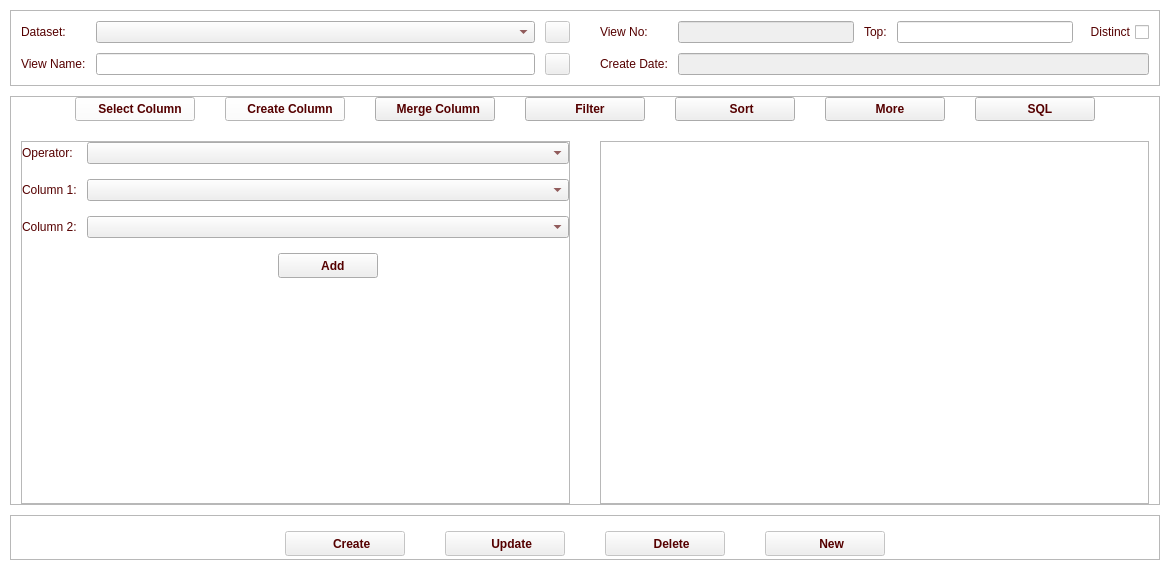
thuongtm/CreateView, file frmCreateView.ui: the form before one commit.
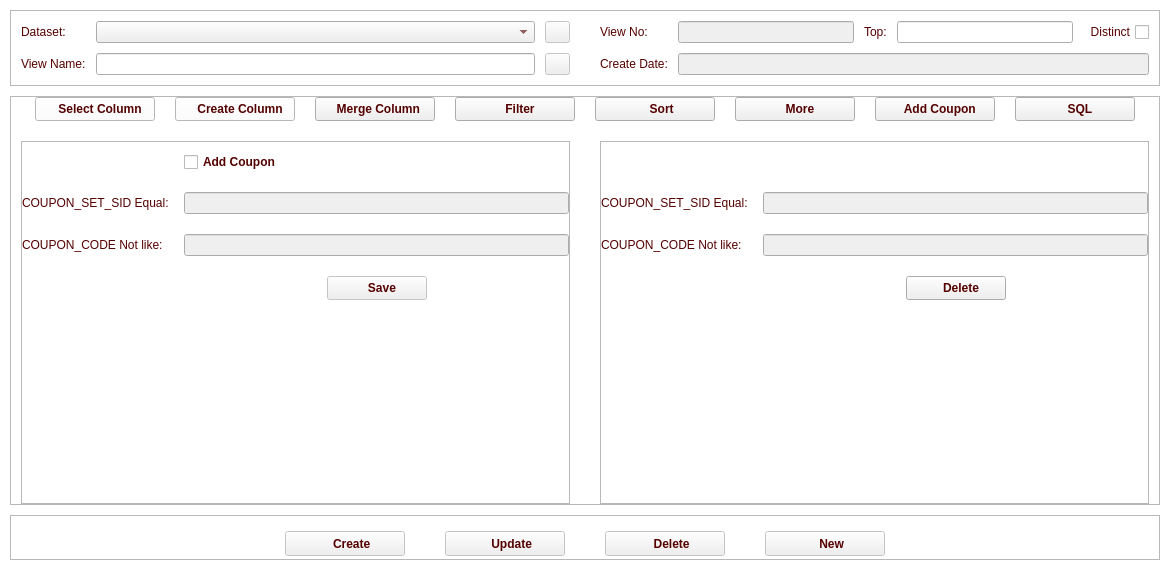
The form after the commit. Icons and pictures are not drawn.

What changed in the file:
```diff
--- a/frmCreateView.ui
+++ b/frmCreateView.ui
@@ -737,7 +737,7 @@
       <item>
        <layout class="QHBoxLayout" name="horizontalLayout_3">
         <property name="spacing">
-         <number>30</number>
+         <number>20</number>
         </property>
         <item>
          <spacer name="horizontalSpacer_14">
@@ -1912,6 +1912,40 @@
           </property>
          </widget>
         </item>
+        <item>
+         <widget class="QPushButton" name="btnTabAddCoupon">
+          <property name="minimumSize">
+           <size>
+            <width>120</width>
+            <height>24</height>
+           </size>
+          </property>
+          <property name="maximumSize">
+           <size>
+            <width>120</width>
+            <height>24</height>
+           </size>
+          </property>
+          <property name="font">
+           <font>
+            <bold>true</bold>
+           </font>
+          </property>
+          <property name="text">
+           <string>   Add Coupon</string>
+          </property>
+          <property name="icon">
+           <iconset resource="images.qrc">
+            <normaloff>:/images/images/coupon.png</normaloff>:/images/images/coupon.png</iconset>
+          </property>
+          <property name="iconSize">
+           <size>
+            <width>18</width>
+            <height>18</height>
+           </size>
+          </property>
+         </widget>
+        </item>
         <item>
          <widget class="QPushButton" name="btnTabSql">
           <property name="minimumSize">
@@ -2439,7 +2473,7 @@
          </palette>
         </property>
         <property name="currentIndex">
-         <number>2</number>
+         <number>6</number>
         </property>
         <widget class="QWidget" name="SelectColumnPage">
          <layout class="QHBoxLayout" name="horizontalLayout_8">
@@ -4112,6 +4146,334 @@
           </item>
          </layout>
         </widget>
+        <widget class="QWidget" name="addCoupon">
+         <layout class="QHBoxLayout" name="horizontalLayout_26">
+          <property name="spacing">
+           <number>30</number>
+          </property>
+          <property name="leftMargin">
+           <number>0</number>
+          </property>
+          <property name="topMargin">
+           <number>0</number>
+          </property>
+          <property name="rightMargin">
+           <number>0</number>
+          </property>
+          <property name="bottomMargin">
+           <number>0</number>
+          </property>
+          <item>
+           <widget class="QFrame" name="frame_7">
+            <property name="frameShape">
+             <enum>QFrame::StyledPanel</enum>
+            </property>
+            <property name="frameShadow">
+             <enum>QFrame::Raised</enum>
+            </property>
+            <layout class="QFormLayout" name="formLayout_9">
+             <property name="horizontalSpacing">
+              <number>15</number>
+             </property>
+             <property name="verticalSpacing">
+              <number>20</number>
+             </property>
+             <property name="leftMargin">
+              <number>0</number>
+             </property>
+             <property name="topMargin">
+              <number>10</number>
+             </property>
+             <property name="rightMargin">
+              <number>0</number>
+             </property>
+             <property name="bottomMargin">
+              <number>0</number>
+             </property>
+             <item row="0" column="0">
+              <spacer name="horizontalSpacer_11">
+               <property name="orientation">
+                <enum>Qt::Horizontal</enum>
+               </property>
+               <property name="sizeHint" stdset="0">
+                <size>
+                 <width>40</width>
+                 <height>20</height>
+                </size>
+               </property>
+              </spacer>
+             </item>
+             <item row="0" column="1">
+              <widget class="QCheckBox" name="cbCoupon">
+               <property name="font">
+                <font>
+                 <bold>true</bold>
+                </font>
+               </property>
+               <property name="text">
+                <string>Add Coupon</string>
+               </property>
+              </widget>
+             </item>
+             <item row="1" column="0">
+              <widget class="QLabel" name="label_28">
+               <property name="text">
+                <string>COUPON_SET_SID Equal:</string>
+               </property>
+              </widget>
+             </item>
+             <item row="1" column="1">
+              <widget class="QLineEdit" name="leCouponSid">
+               <property name="enabled">
+                <bool>false</bool>
+               </property>
+              </widget>
+             </item>
+             <item row="2" column="0">
+              <widget class="QLabel" name="label_29">
+               <property name="text">
+                <string>COUPON_CODE Not like:</string>
+               </property>
+              </widget>
+             </item>
+             <item row="2" column="1">
+              <widget class="QLineEdit" name="leCouponCode">
+               <property name="enabled">
+                <bool>false</bool>
+               </property>
+              </widget>
+             </item>
+             <item row="3" column="0">
+              <spacer name="horizontalSpacer_29">
+               <property name="orientation">
+                <enum>Qt::Horizontal</enum>
+               </property>
+               <property name="sizeHint" stdset="0">
+                <size>
+                 <width>118</width>
+                 <height>25</height>
+                </size>
+               </property>
+              </spacer>
+             </item>
+             <item row="3" column="1">
+              <layout class="QHBoxLayout" name="horizontalLayout_24">
+               <item>
+                <spacer name="horizontalSpacer_27">
+                 <property name="orientation">
+                  <enum>Qt::Horizontal</enum>
+                 </property>
+                 <property name="sizeHint" stdset="0">
+                  <size>
+                   <width>40</width>
+                   <height>20</height>
+                  </size>
+                 </property>
+                </spacer>
+               </item>
+               <item>
+                <widget class="QPushButton" name="btnCouponSave">
+                 <property name="enabled">
+                  <bool>false</bool>
+                 </property>
+                 <property name="minimumSize">
+                  <size>
+                   <width>100</width>
+                   <height>24</height>
+                  </size>
+                 </property>
+                 <property name="font">
+                  <font>
+                   <bold>true</bold>
+                  </font>
+                 </property>
+                 <property name="text">
+                  <string>   Save</string>
+                 </property>
+                 <property name="icon">
+                  <iconset resource="images.qrc">
+                   <normaloff>:/images/images/floppy-disk.png</normaloff>:/images/images/floppy-disk.png</iconset>
+                 </property>
+                 <property name="iconSize">
+                  <size>
+                   <width>18</width>
+                   <height>18</height>
+                  </size>
+                 </property>
+                </widget>
+               </item>
+               <item>
+                <spacer name="horizontalSpacer_28">
+                 <property name="orientation">
+                  <enum>Qt::Horizontal</enum>
+                 </property>
+                 <property name="sizeHint" stdset="0">
+                  <size>
+                   <width>40</width>
+                   <height>20</height>
+                  </size>
+                 </property>
+                </spacer>
+               </item>
+              </layout>
+             </item>
+            </layout>
+           </widget>
+          </item>
+          <item>
+           <widget class="QFrame" name="frame_8">
+            <property name="frameShape">
+             <enum>QFrame::StyledPanel</enum>
+            </property>
+            <property name="frameShadow">
+             <enum>QFrame::Raised</enum>
+            </property>
+            <layout class="QFormLayout" name="formLayout_10">
+             <property name="horizontalSpacing">
+              <number>15</number>
+             </property>
+             <property name="verticalSpacing">
+              <number>20</number>
+             </property>
+             <property name="leftMargin">
+              <number>0</number>
+             </property>
+             <property name="topMargin">
+              <number>10</number>
+             </property>
+             <property name="rightMargin">
+              <number>0</number>
+             </property>
+             <property name="bottomMargin">
+              <number>0</number>
+             </property>
+             <item row="0" column="0">
+              <spacer name="horizontalSpacer_30">
+               <property name="orientation">
+                <enum>Qt::Horizontal</enum>
+               </property>
+               <property name="sizeHint" stdset="0">
+                <size>
+                 <width>40</width>
+                 <height>20</height>
+                </size>
+               </property>
+              </spacer>
+             </item>
+             <item row="1" column="0">
+              <widget class="QLabel" name="label_30">
+               <property name="text">
+                <string>COUPON_SET_SID Equal:</string>
+               </property>
+              </widget>
+             </item>
+             <item row="1" column="1">
+              <widget class="QLineEdit" name="leCouponSidIn">
+               <property name="enabled">
+                <bool>false</bool>
+               </property>
+              </widget>
+             </item>
+             <item row="2" column="0">
+              <widget class="QLabel" name="label_31">
+               <property name="text">
+                <string>COUPON_CODE Not like:</string>
+               </property>
+              </widget>
+             </item>
+             <item row="2" column="1">
+              <widget class="QLineEdit" name="leCouponCodeIn">
+               <property name="enabled">
+                <bool>false</bool>
+               </property>
+              </widget>
+             </item>
+             <item row="3" column="0">
+              <spacer name="horizontalSpacer_33">
+               <property name="orientation">
+                <enum>Qt::Horizontal</enum>
+               </property>
+               <property name="sizeHint" stdset="0">
+                <size>
+                 <width>40</width>
+                 <height>25</height>
+                </size>
+               </property>
+              </spacer>
+             </item>
+             <item row="3" column="1">
+              <layout class="QHBoxLayout" name="horizontalLayout_25">
+               <property name="spacing">
+                <number>30</number>
+               </property>
+               <item>
+                <spacer name="horizontalSpacer_31">
+                 <property name="orientation">
+                  <enum>Qt::Horizontal</enum>
+                 </property>
+                 <property name="sizeHint" stdset="0">
+                  <size>
+                   <width>40</width>
+                   <height>20</height>
+                  </size>
+                 </property>
+                </spacer>
+               </item>
+               <item>
+                <widget class="QPushButton" name="btnCouponDelete">
+                 <property name="minimumSize">
+                  <size>
+                   <width>100</width>
+                   <height>24</height>
+                  </size>
+                 </property>
+                 <property name="font">
+                  <font>
+                   <bold>true</bold>
+                  </font>
+                 </property>
+                 <property name="text">
+                  <string>   Delete</string>
+                 </property>
+                 <property name="icon">
+                  <iconset resource="images.qrc">
+                   <normaloff>:/images/images/minus.png</normaloff>:/images/images/minus.png</iconset>
+                 </property>
+                 <property name="iconSize">
+                  <size>
+                   <width>18</width>
+                   <height>18</height>
+                  </size>
+                 </property>
+                </widget>
+               </item>
+               <item>
+                <spacer name="horizontalSpacer_32">
+                 <property name="orientation">
+                  <enum>Qt::Horizontal</enum>
+                 </property>
+                 <property name="sizeHint" stdset="0">
+                  <size>
+                   <width>40</width>
+                   <height>20</height>
+                  </size>
+                 </property>
+                </spacer>
+               </item>
+              </layout>
+             </item>
+             <item row="0" column="1">
+              <widget class="QLabel" name="label_32">
+               <property name="text">
+                <string/>
+               </property>
+              </widget>
+             </item>
+            </layout>
+           </widget>
+          </item>
+         </layout>
+        </widget>
         <widget class="QWidget" name="Sql">
          <layout class="QHBoxLayout" name="horizontalLayout_12">
           <property name="spacing">
```
